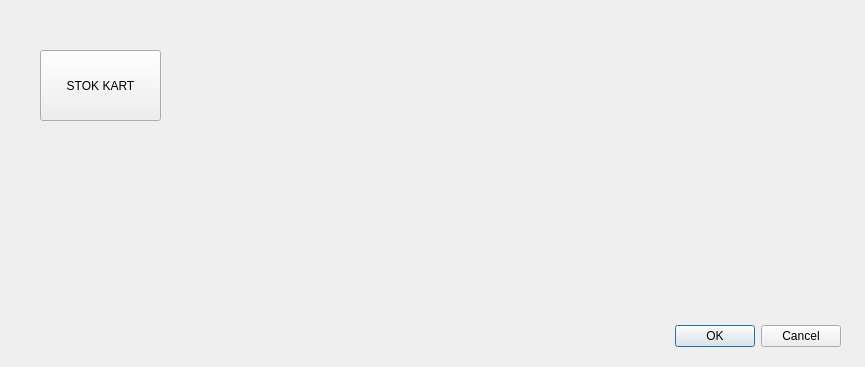
This is stok/stokmaindialog.ui in CMLDMR/Ressor as Qt 5 draws it before an edit. The edited form follows.
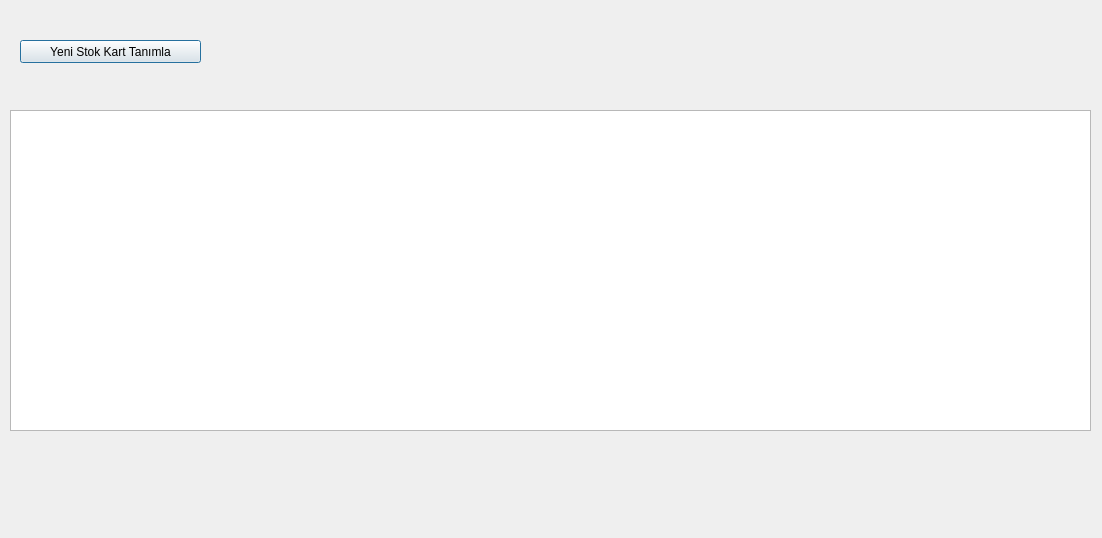
This is the edited form.

Diff of the .ui file:
```diff
--- a/stok/stokmaindialog.ui
+++ b/stok/stokmaindialog.ui
@@ -6,40 +6,34 @@
    <rect>
     <x>0</x>
     <y>0</y>
-    <width>865</width>
-    <height>367</height>
+    <width>1102</width>
+    <height>538</height>
    </rect>
   </property>
   <property name="windowTitle">
    <string>Dialog</string>
   </property>
-  <widget class="QDialogButtonBox" name="buttonBox">
+  <widget class="QTableView" name="tableView_StokKartView">
    <property name="geometry">
     <rect>
-     <x>500</x>
-     <y>320</y>
-     <width>341</width>
-     <height>32</height>
+     <x>10</x>
+     <y>110</y>
+     <width>1081</width>
+     <height>321</height>
     </rect>
    </property>
-   <property name="orientation">
-    <enum>Qt::Horizontal</enum>
-   </property>
-   <property name="standardButtons">
-    <set>QDialogButtonBox::Cancel|QDialogButtonBox::Ok</set>
-   </property>
   </widget>
   <widget class="QPushButton" name="pushButton_STOKKART">
    <property name="geometry">
     <rect>
-     <x>40</x>
-     <y>50</y>
-     <width>121</width>
-     <height>71</height>
+     <x>20</x>
+     <y>40</y>
+     <width>181</width>
+     <height>23</height>
     </rect>
    </property>
    <property name="text">
-    <string>STOK KART</string>
+    <string>Yeni Stok Kart Tanımla</string>
    </property>
   </widget>
  </widget>
```
Left out of the diff: 37 changed lines with no effect on the pictures.
